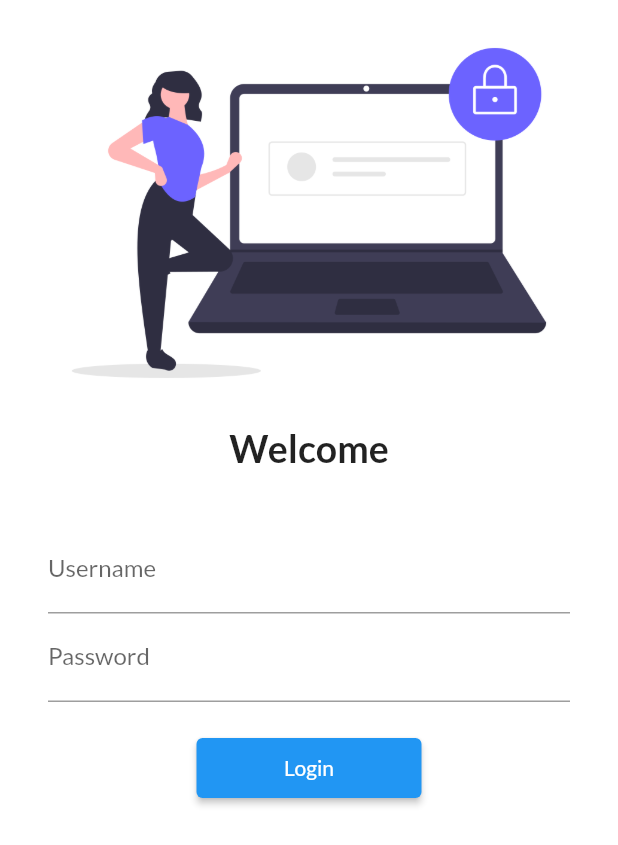
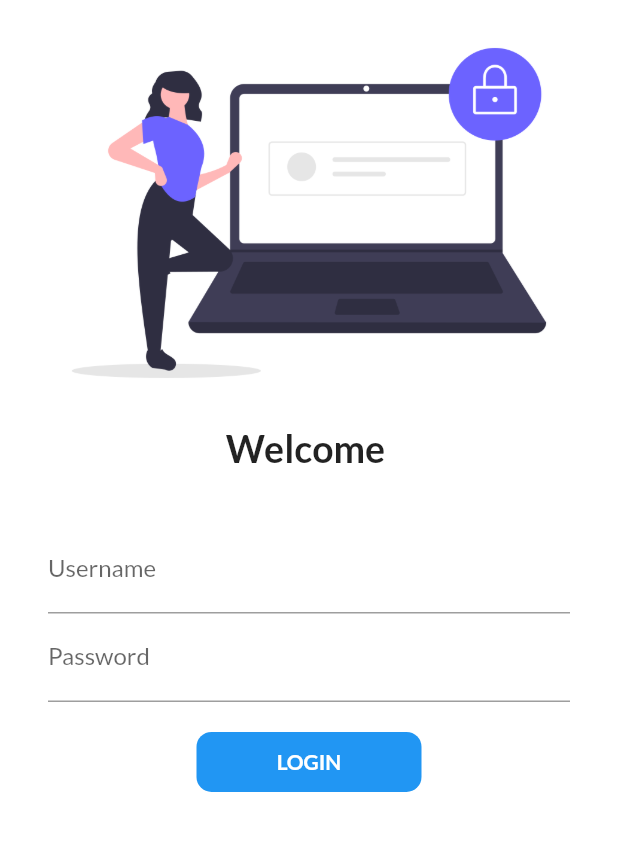
Before and after one commit to mangeshchavan/Flutter_project_learning, a Flutter app: the screen it shows after launch, on a phone screen of 412 x 824 dp. Shown: the top 845 px of the screen. Run offline on Flutter 3.47's test engine with Material 2 defaults, Android fonts, the phone set to English and light mode, and no system bars; our stand-ins replace google_fonts.

```diff
--- a/lib/pages/login_page.dart
+++ b/lib/pages/login_page.dart
@@ -1,16 +1,40 @@
-// ignore_for_file: prefer_const_constructors
+// ignore_for_file: prefer_const_constructors, use_build_context_synchronously
 
 import 'package:flutter/material.dart';
 import 'package:project1/utils/routes.dart';
 
-class LoginPage extends StatelessWidget {
+class LoginPage extends StatefulWidget {
   const LoginPage({Key? key}) : super(key: key);
+
+  @override
+  State<LoginPage> createState() => _LoginPageState();
+}
+
+class _LoginPageState extends State<LoginPage> {
+  String name = "";
+  bool changeButton = false;
+  final _formKey = GlobalKey<FormState>();
+
+  moveToHome() async {
+    if (_formKey.currentState!.validate()) {
+      setState(() {
+        changeButton = true;
+      });
+      await Future.delayed(Duration(seconds: 1));
+      await Navigator.pushNamed(context, MyRoutes.homeRoute);
+      setState(() {
+        changeButton = false;
+      });
+    }
+  }
 
   @override
   Widget build(BuildContext context) {
     return Material(
         color: Colors.white,
         child: SingleChildScrollView(
+          child: Form(
+            key: _formKey,
             child: Column(
               children: [
                 Image.asset(
@@ -19,7 +43,7 @@ class LoginPage extends StatelessWidget {
                 ),
                 SizedBox(),
                 Text(
-                "Welcome",
+                  "Welcome $name",
                   style: TextStyle(fontSize: 25, fontWeight: FontWeight.bold),
                 ),
                 SizedBox(
@@ -32,27 +56,64 @@ class LoginPage extends StatelessWidget {
                     children: [
                       TextFormField(
                         decoration: InputDecoration(
-                          hintText: "Enter username", labelText: "Username"),
+                          hintText: "Enter username",
+                          labelText: "Username",
+                        ),
+                        validator: (value) {
+                          if (value!.isEmpty) {
+                            return "Username cannot be empty";
+                          }
+                        },
+                        onChanged: (value) {
+                          name = value;
+                          setState(() {});
+                        },
                       ),
                       TextFormField(
                         obscureText: true,
                         decoration: InputDecoration(
                             hintText: "Enter password", labelText: "Password"),
+                        validator: (value) {
+                          if (value!.isEmpty) {
+                            return "Password cannot be empty";
+                          } else if (value.length < 6) {
+                            return "Password length should be atleast 6";
+                          }
+                        },
                       ),
                       SizedBox(
                         height: 20.0,
                       ),
-                    ElevatedButton(
-                        style: TextButton.styleFrom(minimumSize: Size(150, 40)),
-                        onPressed: () {
-                          Navigator.pushNamed(context, MyRoutes.homeRoute);
-                        },
-                        child: Text("Login"))
+                      InkWell(
+                        onTap: () => moveToHome(),
+                        child: AnimatedContainer(
+                          duration: Duration(seconds: 1),
+                          height: 40,
+                          width: changeButton ? 50 : 150,
+                          alignment: Alignment.center,
+                          // ignore: sort_child_properties_last
+                          child: changeButton
+                              ? Icon(
+                                  Icons.done,
+                                  color: Colors.white,
+                                )
+                              : Text(
+                                  "LOGIN",
+                                  style: TextStyle(
+                                      color: Colors.white,
+                                      fontWeight: FontWeight.bold),
+                                ),
+                          decoration: BoxDecoration(
+                              color: Colors.blue,
+                              borderRadius: BorderRadius.circular(10)),
+                        ),
+                      ),
                     ],
                   ),
                 ),
               ],
             ),
+          ),
         ));
   }
 }
```
Lines whose indentation alone changed are shown as unchanged.
